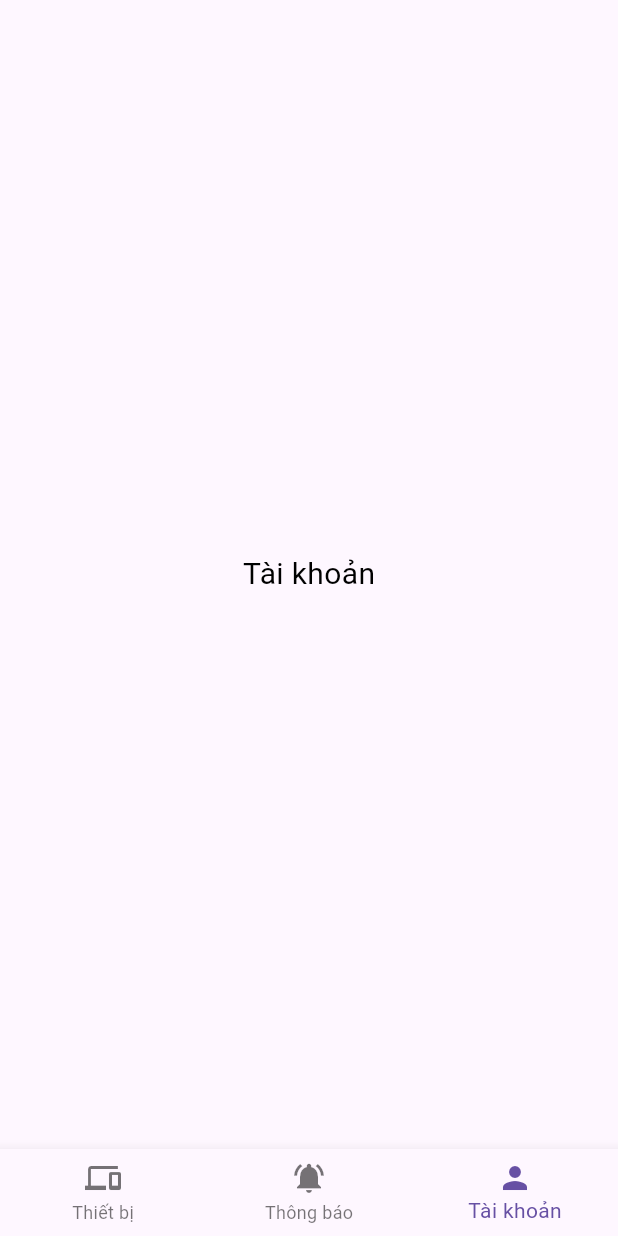
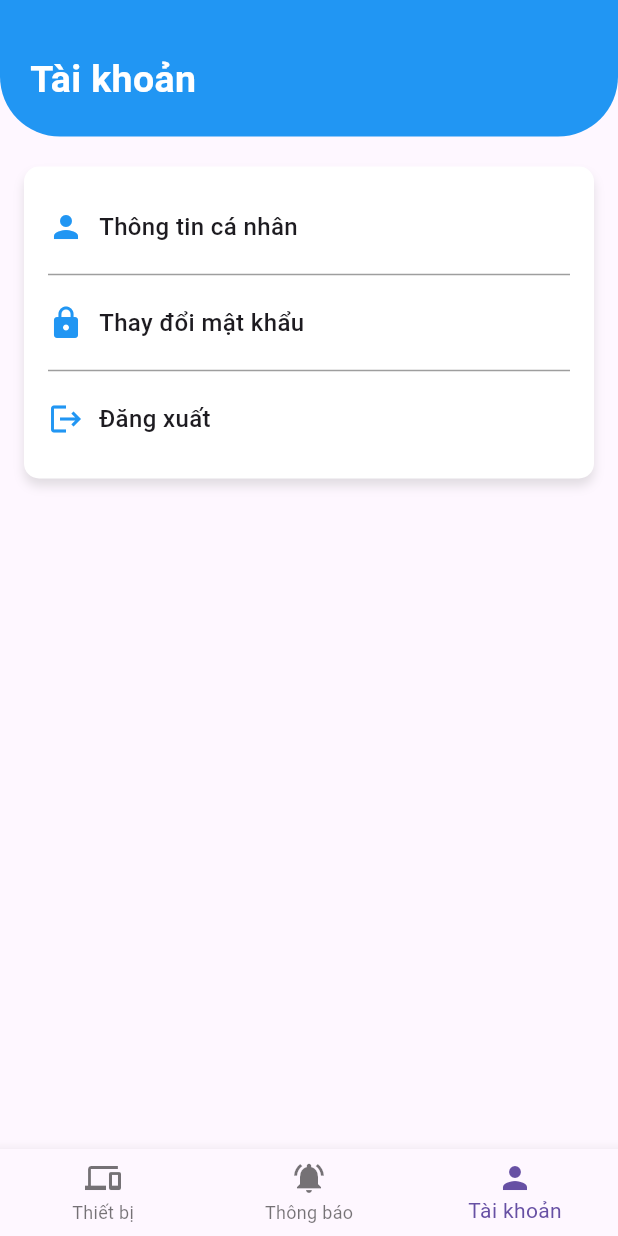
Before and after one commit to minkuan-buu/HMES-Mobile, a Flutter app: the BottomNavigationBarExample screen opened directly, item 3 of the bottom bar chosen, on a phone screen of 412 x 824 dp. Run offline on Flutter 3.47's test engine with Material 3 defaults, Android fonts, the phone set to English and light mode, and no system bars; our stand-ins replace flutter_secure_storage, flutter_svg, loading_overlay, rflutter_alert; accounts and stored records are empty; Roboto replaces fonts that are missing (Ubuntu).

Commit message:
[Feat] Profile page

```diff
--- a/lib/components/components.dart
+++ b/lib/components/components.dart
@@ -1,7 +1,6 @@
 import 'package:flutter/material.dart';
 import 'package:flutter_svg/flutter_svg.dart';
 import 'package:hmes/constants.dart';
-import 'package:hmes/pages/home.dart';
 import 'package:rflutter_alert/rflutter_alert.dart';
 
 class CustomButton extends StatelessWidget {
--- a/lib/models/device-model.dart
+++ /dev/null
@@ -1 +0,0 @@
-import 'package:flutter/material.dart';
--- a/lib/pages/device.dart
+++ b/lib/pages/device.dart
@@ -2,6 +2,7 @@ import 'package:flutter/material.dart';
 
 class DevicePage extends StatefulWidget {
   const DevicePage({super.key});
+  static String id = 'device_screen';
 
   @override
   State<DevicePage> createState() => _DevicePageState();
--- a/lib/pages/home.dart
+++ b/lib/pages/home.dart
@@ -2,9 +2,8 @@ import 'package:flutter/material.dart';
 import 'package:hmes/pages/device.dart';
 import 'package:hmes/pages/login.dart';
 import 'package:hmes/components/components.dart';
+import 'package:hmes/pages/profile.dart';
 import 'package:hmes/pages/register.dart';
-import 'package:hmes/helper/tokenHelper.dart';
-import 'package:flutter_svg/flutter_svg.dart';
 
 class HomePage extends StatefulWidget {
   static String id = 'home_screen';
@@ -125,6 +124,8 @@ class _BottomNavigationBarExampleState
         child:
             _selectedIndex == 0
                 ? const DevicePage()
+                : _selectedIndex == 2
+                ? const ProfilePage()
                 : _bodyContent.elementAt(_selectedIndex),
       ),
       bottomNavigationBar: BottomNavigationBar(
--- /dev/null
+++ b/lib/pages/profile.dart
@@ -0,0 +1,107 @@
+import 'dart:ui';
+
+import 'package:flutter/material.dart';
+
+class ProfilePage extends StatefulWidget {
+  const ProfilePage({super.key});
+  static String id = 'profile_screen';
+
+  @override
+  State<ProfilePage> createState() => _ProfilePageState();
+}
+
+class _ProfilePageState extends State<ProfilePage> {
+  final List<String> menuItems = [
+    'Thông tin cá nhân',
+    'Thay đổi mật khẩu',
+    'Đăng xuất',
+  ];
+
+  final List<IconData> menuIcons = [Icons.person, Icons.lock, Icons.logout];
+
+  @override
+  Widget build(BuildContext context) {
+    return Scaffold(
+      body: Column(
+        crossAxisAlignment: CrossAxisAlignment.start,
+        children: [
+          Container(
+            padding: EdgeInsets.only(top: 35, left: 20, right: 20, bottom: 20),
+            decoration: const BoxDecoration(
+              color: Colors.blue,
+              borderRadius: BorderRadius.only(
+                bottomLeft: Radius.circular(40),
+                bottomRight: Radius.circular(40),
+              ),
+            ),
+            child: Row(
+              mainAxisAlignment: MainAxisAlignment.spaceBetween,
+              children: const [
+                Text(
+                  'Tài khoản',
+                  style: TextStyle(
+                    color: Colors.white,
+                    fontSize: 25,
+                    fontWeight: FontWeight.bold,
+                  ),
+                ),
+                // CircleAvatar(
+                //   backgroundColor: Colors.white,
+                //   child: Icon(Icons.person, color: Colors.blue),
+                // ),
+              ],
+            ),
+          ),
+          const SizedBox(height: 20),
+          Container(
+            margin: EdgeInsets.symmetric(horizontal: 16.0),
+            decoration: BoxDecoration(
+              color: Colors.white,
+              borderRadius: BorderRadius.circular(10),
+              boxShadow: [
+                BoxShadow(
+                  color: Colors.grey.withOpacity(0.3),
+                  blurRadius: 5,
+                  offset: Offset(0, 5),
+                ),
+              ],
+            ),
+            child: Padding(
+              padding: EdgeInsets.all(16.0),
+              child: Column(
+                crossAxisAlignment:
+                    CrossAxisAlignment.start, // Căn lề trái tất cả nội dung
+                mainAxisSize: MainAxisSize.min,
+                children: List.generate(menuItems.length, (index) {
+                  return Column(
+                    crossAxisAlignment: CrossAxisAlignment.start,
+                    children: [
+                      Padding(
+                        padding: EdgeInsets.symmetric(vertical: 12.0),
+                        child: Row(
+                          children: [
+                            Icon(menuIcons[index], color: Colors.blue),
+                            const SizedBox(width: 10),
+                            Text(
+                              menuItems[index],
+                              style: const TextStyle(
+                                fontSize: 16,
+                                fontWeight: FontWeight.w500,
+                              ),
+                            ),
+                          ],
+                        ),
+                      ),
+                      if (index < menuItems.length - 1)
+                        Divider(color: Colors.grey),
+                    ],
+                  );
+                }),
+              ),
+            ),
+          ),
+        ],
+      ),
+    );
+  }
+}
```
